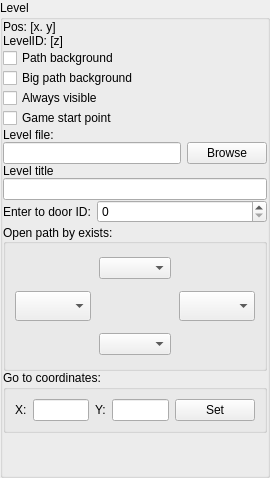
Qt form Editor/main_window/dock/wld_item_props.ui (WohlSoft/Moondust-Project) before a commit.
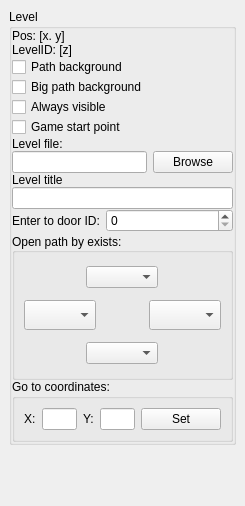
The same form after that commit. Icons and pictures are not drawn.

Commit message: Editor: Tune margins on some widgets

Patch:
```diff
--- a/Editor/main_window/dock/wld_item_props.ui
+++ b/Editor/main_window/dock/wld_item_props.ui
@@ -6,8 +6,8 @@
    <rect>
     <x>0</x>
     <y>0</y>
-    <width>270</width>
-    <height>478</height>
+    <width>245</width>
+    <height>506</height>
    </rect>
   </property>
   <property name="windowIcon">
@@ -22,18 +22,6 @@
   </property>
   <widget class="QWidget" name="dockWidgetContents_2">
    <layout class="QGridLayout" name="WLDItemPropsGrid">
-    <property name="leftMargin">
-     <number>0</number>
-    </property>
-    <property name="topMargin">
-     <number>0</number>
-    </property>
-    <property name="rightMargin">
-     <number>0</number>
-    </property>
-    <property name="bottomMargin">
-     <number>0</number>
-    </property>
     <property name="spacing">
      <number>0</number>
     </property>
@@ -443,21 +431,21 @@
          </property>
         </widget>
        </item>
-       <item row="14" column="0" colspan="3">
+      </layout>
+     </widget>
+    </item>
+    <item row="1" column="0">
         <spacer name="verticalSpacer_17">
          <property name="orientation">
           <enum>Qt::Vertical</enum>
          </property>
          <property name="sizeHint" stdset="0">
           <size>
-           <width>0</width>
+        <width>15</width>
            <height>0</height>
           </size>
          </property>
         </spacer>
-       </item>
-      </layout>
-     </widget>
     </item>
    </layout>
   </widget>
```
Lines whose indentation alone changed are shown as unchanged. The commit also changes 2 other files.
